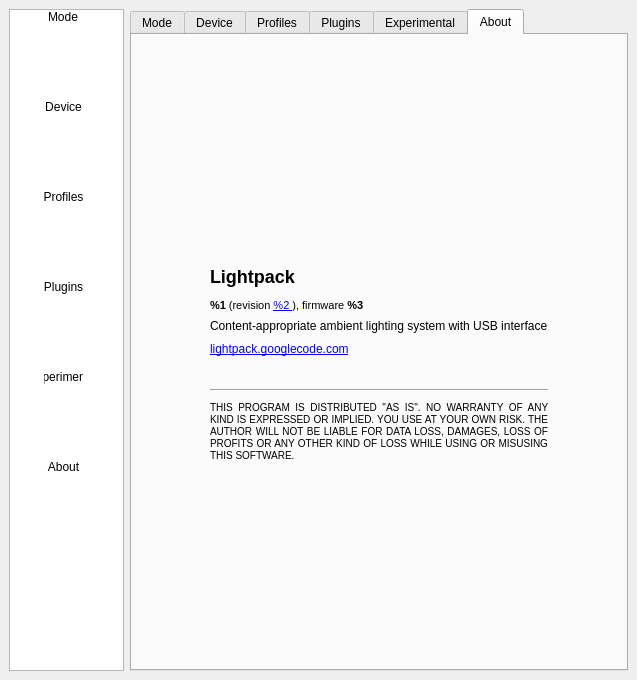
Above: Software/src/SettingsWindow.ui from Atarity/Lightpack before the change. Below: the same form after it.
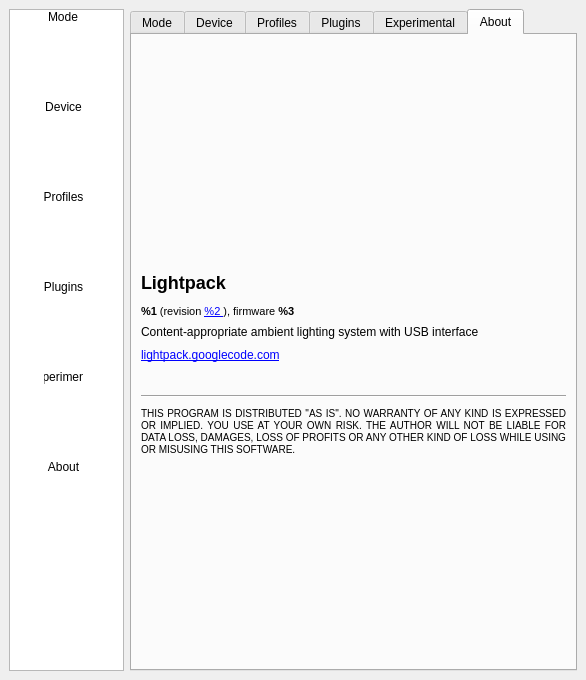
That is the form after the change. The open tabs and pages were chosen to show the change. Icons and pictures are not drawn. Custom widgets are drawn as their Qt base class.

Commit message: fixes About tab appearance

```diff
--- a/Software/src/SettingsWindow.ui
+++ b/Software/src/SettingsWindow.ui
@@ -7,7 +7,7 @@
    <rect>
     <x>0</x>
     <y>0</y>
-    <width>624</width>
+    <width>560</width>
     <height>680</height>
    </rect>
   </property>
@@ -2621,7 +2621,7 @@
       </widget>
       <widget class="QWidget" name="tabAbout">
        <property name="sizePolicy">
-        <sizepolicy hsizetype="Fixed" vsizetype="Preferred">
+        <sizepolicy hsizetype="Fixed" vsizetype="Fixed">
          <horstretch>0</horstretch>
          <verstretch>0</verstretch>
         </sizepolicy>
@@ -2629,39 +2629,49 @@
        <attribute name="title">
         <string>About</string>
        </attribute>
-       <layout class="QGridLayout" name="gridLayout_10">
-        <property name="verticalSpacing">
-         <number>12</number>
-        </property>
-        <item row="2" column="1">
-         <widget class="QWidget" name="widget" native="true">
-          <property name="sizePolicy">
-           <sizepolicy hsizetype="Preferred" vsizetype="Minimum">
-            <horstretch>0</horstretch>
-            <verstretch>0</verstretch>
-           </sizepolicy>
+       <layout class="QVBoxLayout" name="verticalLayout_15">
+        <item>
+         <spacer name="verticalSpacer_13">
+          <property name="orientation">
+           <enum>Qt::Vertical</enum>
+          </property>
+          <property name="sizeHint" stdset="0">
+           <size>
+            <width>20</width>
+            <height>40</height>
+           </size>
           </property>
-          <layout class="QGridLayout" name="gridLayout_11">
-           <item row="6" column="0">
-            <widget class="Line" name="line">
+         </spacer>
+        </item>
+        <item>
+         <widget class="QLabel" name="label">
              <property name="minimumSize">
               <size>
-               <width>0</width>
-               <height>10</height>
+            <width>100</width>
+            <height>0</height>
               </size>
              </property>
              <property name="maximumSize">
               <size>
-               <width>16777215</width>
-               <height>10</height>
-              </size>
-             </property>
-             <property name="orientation">
-              <enum>Qt::Horizontal</enum>
+            <width>150</width>
+            <height>150</height>
+           </size>
+          </property>
+          <property name="text">
+           <string/>
+          </property>
+          <property name="pixmap">
+           <pixmap resource="../res/LightpackResources.qrc">:/icons/Lightpack.png</pixmap>
+          </property>
+          <property name="scaledContents">
+           <bool>false</bool>
+          </property>
+          <property name="alignment">
+           <set>Qt::AlignHCenter|Qt::AlignTop</set>
              </property>
             </widget>
            </item>
-           <item row="1" column="0">
+        <item>
             <widget class="QLabel" name="label_2">
              <property name="minimumSize">
               <size>
@@ -2686,7 +2696,7 @@
              </property>
             </widget>
            </item>
-           <item row="2" column="0">
+        <item>
             <widget class="QLabel" name="labelVersions">
              <property name="minimumSize">
               <size>
@@ -2724,7 +2734,7 @@
              </property>
             </widget>
            </item>
-           <item row="3" column="0">
+        <item>
             <widget class="QLabel" name="label_3">
              <property name="minimumSize">
               <size>
@@ -2749,7 +2759,7 @@
              </property>
             </widget>
            </item>
-           <item row="4" column="0">
+        <item>
             <widget class="QLabel" name="label_8">
              <property name="minimumSize">
               <size>
@@ -2777,60 +2787,7 @@
              </property>
             </widget>
            </item>
-           <item row="0" column="0">
-            <widget class="QLabel" name="label">
-             <property name="minimumSize">
-              <size>
-               <width>100</width>
-               <height>0</height>
-              </size>
-             </property>
-             <property name="maximumSize">
-              <size>
-               <width>150</width>
-               <height>150</height>
-              </size>
-             </property>
-             <property name="text">
-              <string/>
-             </property>
-             <property name="pixmap">
-              <pixmap resource="../res/LightpackResources.qrc">:/icons/Lightpack.png</pixmap>
-             </property>
-             <property name="scaledContents">
-              <bool>false</bool>
-             </property>
-             <property name="alignment">
-              <set>Qt::AlignHCenter|Qt::AlignTop</set>
-             </property>
-            </widget>
-           </item>
-           <item row="7" column="0">
-            <widget class="QLabel" name="label_4">
-             <property name="sizePolicy">
-              <sizepolicy hsizetype="Minimum" vsizetype="Preferred">
-               <horstretch>0</horstretch>
-               <verstretch>0</verstretch>
-              </sizepolicy>
-             </property>
-             <property name="minimumSize">
-              <size>
-               <width>0</width>
-               <height>0</height>
-              </size>
-             </property>
-             <property name="text">
-              <string>&lt;small&gt;THIS PROGRAM IS DISTRIBUTED &quot;AS IS&quot;. NO WARRANTY OF ANY KIND IS EXPRESSED OR IMPLIED. YOU USE AT YOUR OWN RISK. THE AUTHOR WILL NOT BE LIABLE FOR DATA LOSS, DAMAGES, LOSS OF PROFITS OR ANY OTHER KIND OF LOSS WHILE USING OR MISUSING THIS SOFTWARE.&lt;/small&gt;</string>
-             </property>
-             <property name="alignment">
-              <set>Qt::AlignJustify|Qt::AlignVCenter</set>
-             </property>
-             <property name="wordWrap">
-              <bool>true</bool>
-             </property>
-            </widget>
-           </item>
-           <item row="5" column="0">
+        <item>
             <widget class="QLabel" name="label_13">
              <property name="text">
               <string notr="true">&lt;a href=&quot;https://www.paypal.com/cgi-bin/webscr?cmd=_donations&amp;business=W6VQABKTGW6F4&amp;lc=RU&amp;item_name=Pixelkit%20LLC&amp;currency_code=USD&amp;bn=PP-DonationsBF:btn_donateCC_LG.gif:NonHosted&quot;&gt;&lt;img src=&quot;:/icons/donate.png&quot;&gt;&lt;/a&gt;</string>
@@ -2843,10 +2800,51 @@
              </property>
             </widget>
            </item>
-          </layout>
+        <item>
+         <widget class="Line" name="line">
+          <property name="minimumSize">
+           <size>
+            <width>0</width>
+            <height>10</height>
+           </size>
+          </property>
+          <property name="maximumSize">
+           <size>
+            <width>16777215</width>
+            <height>10</height>
+           </size>
+          </property>
+          <property name="orientation">
+           <enum>Qt::Horizontal</enum>
+          </property>
          </widget>
         </item>
-        <item row="1" column="1">
+        <item>
+         <widget class="QLabel" name="label_4">
+          <property name="sizePolicy">
+           <sizepolicy hsizetype="Minimum" vsizetype="Preferred">
+            <horstretch>0</horstretch>
+            <verstretch>0</verstretch>
+           </sizepolicy>
+          </property>
+          <property name="minimumSize">
+           <size>
+            <width>0</width>
+            <height>0</height>
+           </size>
+          </property>
+          <property name="text">
+           <string>&lt;small&gt;THIS PROGRAM IS DISTRIBUTED &quot;AS IS&quot;. NO WARRANTY OF ANY KIND IS EXPRESSED OR IMPLIED. YOU USE AT YOUR OWN RISK. THE AUTHOR WILL NOT BE LIABLE FOR DATA LOSS, DAMAGES, LOSS OF PROFITS OR ANY OTHER KIND OF LOSS WHILE USING OR MISUSING THIS SOFTWARE.&lt;/small&gt;</string>
+          </property>
+          <property name="alignment">
+           <set>Qt::AlignJustify|Qt::AlignVCenter</set>
+          </property>
+          <property name="wordWrap">
+           <bool>true</bool>
+          </property>
+         </widget>
+        </item>
+        <item>
          <spacer name="verticalSpacer_12">
           <property name="orientation">
            <enum>Qt::Vertical</enum>
@@ -2859,45 +2857,6 @@
           </property>
          </spacer>
         </item>
-        <item row="2" column="0">
-         <spacer name="horizontalSpacer">
-          <property name="orientation">
-           <enum>Qt::Horizontal</enum>
-          </property>
-          <property name="sizeHint" stdset="0">
-           <size>
-            <width>60</width>
-            <height>20</height>
-           </size>
-          </property>
-         </spacer>
-        </item>
-        <item row="2" column="2">
-         <spacer name="horizontalSpacer_4">
-          <property name="orientation">
-           <enum>Qt::Horizontal</enum>
-          </property>
-          <property name="sizeHint" stdset="0">
-           <size>
-            <width>60</width>
-            <height>20</height>
-           </size>
-          </property>
-         </spacer>
-        </item>
-        <item row="3" column="1">
-         <spacer name="verticalSpacer_13">
-          <property name="orientation">
-           <enum>Qt::Vertical</enum>
-          </property>
-          <property name="sizeHint" stdset="0">
-           <size>
-            <width>20</width>
-            <height>40</height>
-           </size>
-          </property>
-         </spacer>
-        </item>
        </layout>
       </widget>
      </widget>
```
Left out of the diff: 2 changed lines with no effect on the pictures. Lines whose indentation alone changed are shown as unchanged.
